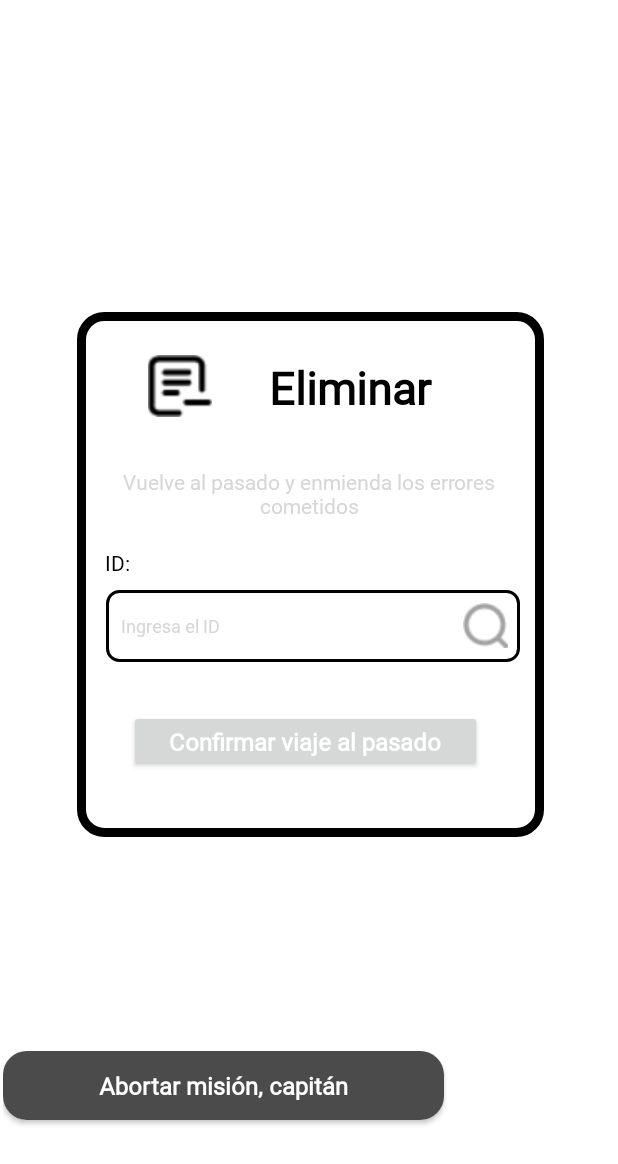
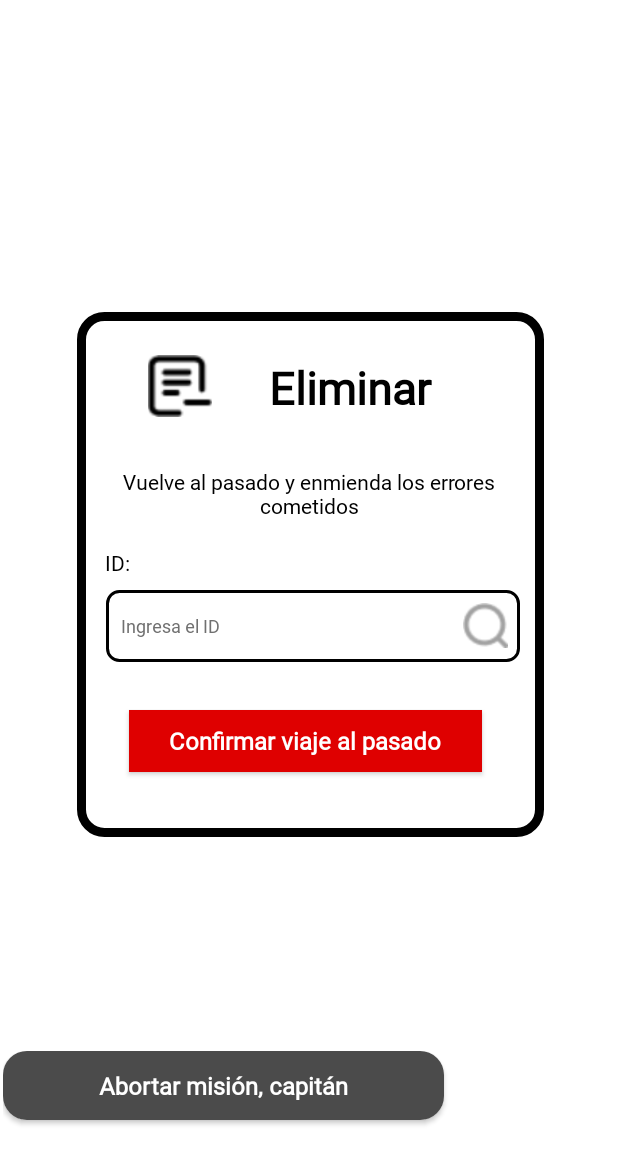
Before and after one commit to yaellxo/ProyectoMoviles, an Android app built with Jetpack Compose: the layout eliminar_evento_activity.xml on its own in the app's theme, with its tools: preview values and no code run, on a phone screen of 412 x 824 dp. Shown: the top 1164 px of the screen. Run offline under Robolectric (Android 15) with nearby library versions, the phone set to English and light mode, and no system bars.

Commit message:
Funcion Merge Edson

```diff
--- a/app/build.gradle.kts
+++ b/app/build.gradle.kts
@@ -63,6 +63,7 @@ dependencies {
     // Material Components
     implementation("com.google.android.material:material:1.9.0")
 
+    implementation("androidx.coordinatorlayout:coordinatorlayout:1.2.0")
     // Test dependencies
     testImplementation(libs.junit)
     androidTestImplementation(libs.androidx.junit)
--- a/app/src/main/res/layout/eliminar_evento_activity.xml
+++ b/app/src/main/res/layout/eliminar_evento_activity.xml
@@ -23,7 +23,6 @@
             android:layout_width="53dp"
             android:layout_height="41dp"
             android:layout_marginEnd="200dp"
-            android:contentDescription="@string/logo_description"
             android:src="@drawable/icon_eliminar"
             app:layout_constraintBottom_toBottomOf="parent"
             app:layout_constraintEnd_toEndOf="parent"
@@ -35,7 +34,7 @@
             android:layout_width="235dp"
             android:layout_height="41dp"
             android:layout_marginTop="192dp"
-            android:background="@android:color/red"
+            android:background="@color/opcion_eliminar"
             android:fontFamily="@font/sawarabi"
             android:text="@string/boton_eliminar_evento"
             android:textAllCaps="false"
@@ -55,7 +54,7 @@
             android:fontFamily="@font/sawarabi"
             android:gravity="center"
             android:text="@string/eliminiar_text_evento"
-            android:textColor="@color/black"
+            android:textColor="@color/color_font_principal"
             android:textSize="14sp"
             app:layout_constraintEnd_toEndOf="parent"
             app:layout_constraintHorizontal_bias="0.0"
@@ -99,8 +98,8 @@
             android:fontFamily="@font/sawarabi"
             android:hint="Ingresa el ID"
             android:padding="10dp"
-            android:textColor="@color/black"
-            android:textColorHint="@color/grey"
+            android:textColor="@color/color_font_principal"
+            android:textColorHint="@color/color_font_secundario_gris_medio"
             android:textSize="12sp"
             app:layout_constraintEnd_toEndOf="parent"
             app:layout_constraintHorizontal_bias="1.0"
@@ -113,7 +112,6 @@
             android:layout_height="30dp"
             android:layout_marginEnd="8dp"
             android:layout_marginBottom="6dp"
-            android:contentDescription="@string/logo_description"
             android:src="@drawable/icon_lupa"
             app:layout_constraintBottom_toBottomOf="parent"
             app:layout_constraintEnd_toEndOf="parent"
@@ -144,6 +142,7 @@
             android:textStyle="bold"
             tools:layout_editor_absoluteX="58dp"
             tools:layout_editor_absoluteY="38dp" />
+
     </androidx.constraintlayout.widget.ConstraintLayout>
 
 </androidx.constraintlayout.widget.ConstraintLayout>
```
Also changed, not shown: app/src/main/res/layout/eliminar_manga_activity.xml (+5 -6 lines), app/src/main/res/layout/eliminar_usuario_activity.xml (+5 -6 lines).
